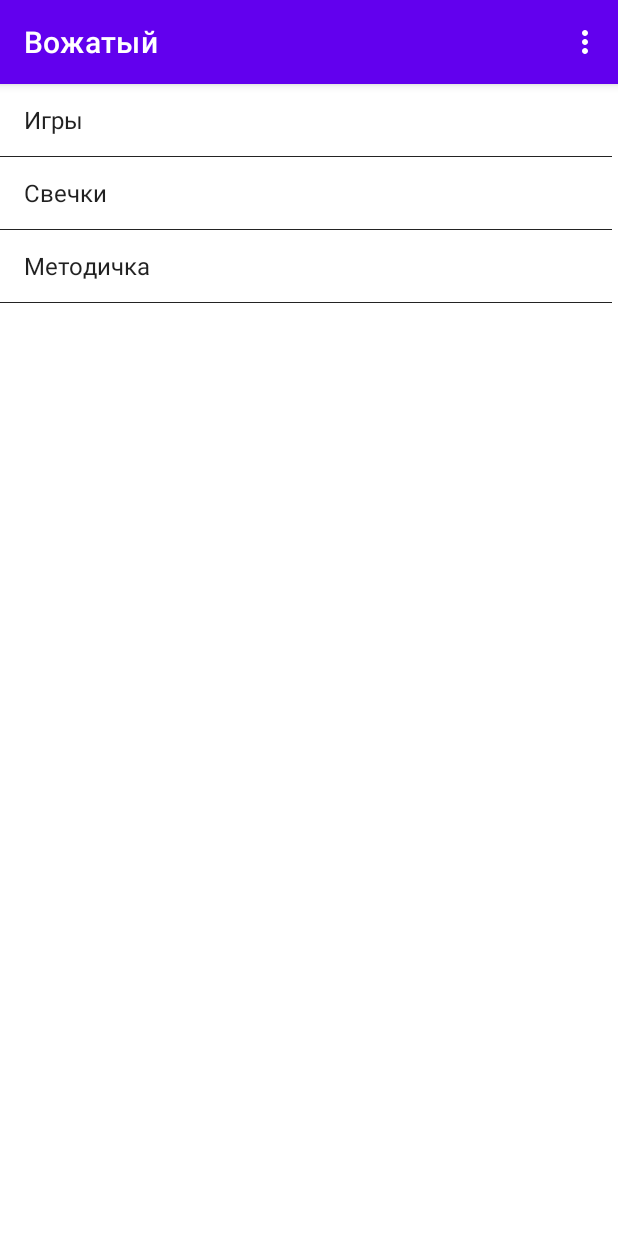
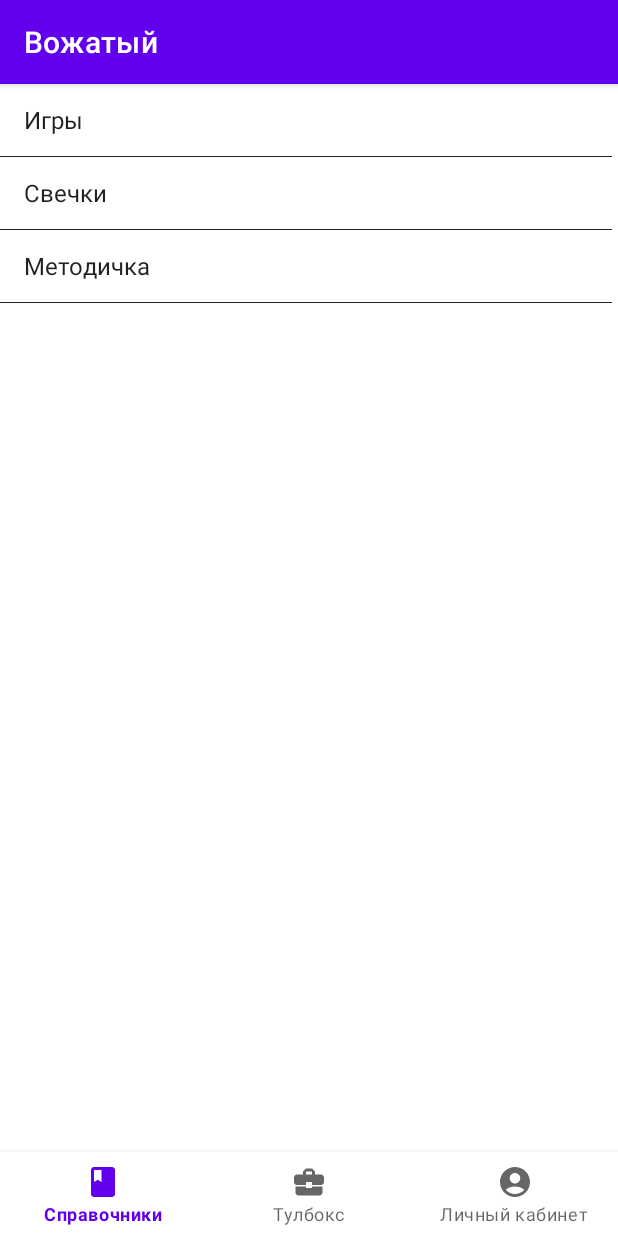
Before and after one commit to ModernMann/Counselor-3, an Android app: the screen it shows after launch (MainActivity), on a phone screen of 412 x 824 dp. Run offline under Robolectric (Android 15) with nearby library versions, the phone set to English and light mode, and no system bars.

Commit message:
Update DB and Frame

```diff
--- a/app/src/main/java/com/example/imtrying/ActivityAddGames.java
+++ b/app/src/main/java/com/example/imtrying/ActivityAddGames.java
@@ -1,8 +1,12 @@
 package com.example.imtrying;
 
+import androidx.annotation.NonNull;
 import androidx.appcompat.app.AppCompatActivity;
 
+import android.content.Intent;
 import android.os.Bundle;
+import android.view.Menu;
+import android.view.MenuItem;
 
 public class ActivityAddGames extends AppCompatActivity {
 
--- a/app/src/main/java/com/example/imtrying/ActivityRegistration.java
+++ b/app/src/main/java/com/example/imtrying/ActivityRegistration.java
@@ -4,6 +4,7 @@ import androidx.appcompat.app.AppCompatActivity;
 
 import android.content.Intent;
 import android.os.Bundle;
+import android.view.Menu;
 import android.view.View;
 import android.widget.Button;
 import android.widget.EditText;
--- a/app/src/main/java/com/example/imtrying/MainActivity.java
+++ b/app/src/main/java/com/example/imtrying/MainActivity.java
@@ -1,23 +1,31 @@
 package com.example.imtrying;
 
+import androidx.annotation.NonNull;
 import androidx.appcompat.app.AppCompatActivity;
 
 import android.content.Intent;
 import android.os.Bundle;
 import android.view.Menu;
+import android.view.MenuItem;
 import android.view.View;
 import android.widget.AdapterView;
 import android.widget.ArrayAdapter;
 import android.widget.ListView;
 
+import com.google.android.material.bottomnavigation.BottomNavigationView;
+
 public class MainActivity extends AppCompatActivity {
     private ListView listMenu;
     private String[] arrayMenu;
     private ArrayAdapter<String> adapter;
+    BottomNavigationView bnv;
     @Override
     protected void onCreate(Bundle savedInstanceState) {
         super.onCreate(savedInstanceState);
         setContentView(R.layout.activity_main);
+
+
+
 
         listMenu = findViewById(R.id.listMenu);
         arrayMenu = getResources().getStringArray(R.array.Menu);
@@ -46,13 +54,32 @@ public class MainActivity extends AppCompatActivity {
         });
 
 
-        //Intent intent = new Intent(this, ActivityGames.class);
-        //startActivity(intent);
-    }
+        //
+        // Нижнее меню навигации и его действия
+        //
+        bnv = findViewById(R.id.bottomNavigationView);
+        bnv.setOnNavigationItemSelectedListener(new BottomNavigationView.OnNavigationItemSelectedListener() {
+            @Override
+            public boolean onNavigationItemSelected(@NonNull MenuItem item) {
+                int id = item.getItemId();
+                Intent intent;
+                switch(id){
+                    case R.id.action_user:
+                        //Добавить активность Юзер
+                        break;
+                    case R.id.action_book:
+                        intent = new Intent(MainActivity.this, MainActivity.class);
+                        startActivity(intent);
+                        break;
+                    case R.id.action_toolbox:
+                        //Добавить активность Тулбоксов
+                        break;
 
-    @Override
-    public boolean onCreateOptionsMenu(Menu menu) {
-        getMenuInflater().inflate(R.menu.menu_main, menu);
-        return super.onCreateOptionsMenu(menu);
+                }
+                return true;
+            }
+        });
+        //
+        //------------------------------------------------------------------------------
     }
 }
--- /dev/null
+++ b/app/src/main/res/drawable/baseline_account_circle_24.xml
@@ -0,0 +1,5 @@
+<vector android:height="24dp" android:tint="#FFFFFF"
+    android:viewportHeight="24" android:viewportWidth="24"
+    android:width="24dp" xmlns:android="http://schemas.android.com/apk/res/android">
+    <path android:fillColor="@android:color/white" android:pathData="M12,2C6.48,2 2,6.48 2,12s4.48,10 10,10s10,-4.48 10,-10S17.52,2 12,2zM12,6c1.93,0 3.5,1.57 3.5,3.5S13.93,13 12,13s-3.5,-1.57 -3.5,-3.5S10.07,6 12,6zM12,20c-2.03,0 -4.43,-0.82 -6.14,-2.88C7.55,15.8 9.68,15 12,15s4.45,0.8 6.14,2.12C16.43,19.18 14.03,20 12,20z"/>
+</vector>
--- /dev/null
+++ b/app/src/main/res/drawable/baseline_book_24.xml
@@ -0,0 +1,5 @@
+<vector android:height="24dp" android:tint="#FFFFFF"
+    android:viewportHeight="24" android:viewportWidth="24"
+    android:width="24dp" xmlns:android="http://schemas.android.com/apk/res/android">
+    <path android:fillColor="@android:color/white" android:pathData="M18,2H6c-1.1,0 -2,0.9 -2,2v16c0,1.1 0.9,2 2,2h12c1.1,0 2,-0.9 2,-2V4c0,-1.1 -0.9,-2 -2,-2zM6,4h5v8l-2.5,-1.5L6,12V4z"/>
+</vector>
--- /dev/null
+++ b/app/src/main/res/drawable/baseline_business_center_24.xml
@@ -0,0 +1,5 @@
+<vector android:height="24dp" android:tint="#FFFFFF"
+    android:viewportHeight="24" android:viewportWidth="24"
+    android:width="24dp" xmlns:android="http://schemas.android.com/apk/res/android">
+    <path android:fillColor="@android:color/white" android:pathData="M10,16v-1L3.01,15L3,19c0,1.11 0.89,2 2,2h14c1.11,0 2,-0.89 2,-2v-4h-7v1h-4zM20,7h-4.01L15.99,5l-2,-2h-4l-2,2v2L4,7c-1.1,0 -2,0.9 -2,2v3c0,1.11 0.89,2 2,2h6v-2h4v2h6c1.1,0 2,-0.9 2,-2L22,9c0,-1.1 -0.9,-2 -2,-2zM14,7h-4L10,5h4v2z"/>
+</vector>
--- a/app/src/main/res/layout/activity_main.xml
+++ b/app/src/main/res/layout/activity_main.xml
@@ -13,8 +13,19 @@
         android:layout_height="0dp"
         android:cacheColorHint="#FFFFFF"
         android:scrollbarStyle="outsideInset"
+        app:layout_constraintBottom_toTopOf="@+id/bottomNavigationView"
+        app:layout_constraintEnd_toEndOf="parent"
+        app:layout_constraintStart_toStartOf="parent"
+        app:layout_constraintTop_toTopOf="parent">
+
+    </ListView>
+
+    <com.google.android.material.bottomnavigation.BottomNavigationView
+        android:id="@+id/bottomNavigationView"
+        android:layout_width="0dp"
+        android:layout_height="wrap_content"
         app:layout_constraintBottom_toBottomOf="parent"
         app:layout_constraintEnd_toEndOf="parent"
         app:layout_constraintStart_toStartOf="parent"
-        app:layout_constraintTop_toTopOf="parent" />
+        app:menu="@menu/bottom_nav_menu"/>
 </androidx.constraintlayout.widget.ConstraintLayout>
--- /dev/null
+++ b/app/src/main/res/menu/bottom_nav_menu.xml
@@ -0,0 +1,21 @@
+<?xml version="1.0" encoding="utf-8"?>
+<menu xmlns:android="http://schemas.android.com/apk/res/android">
+    <item
+        android:id="@+id/action_book"
+        android:orderInCategory="1"
+        android:title="@string/action_book"
+        android:icon="@drawable/baseline_book_24"
+        />
+    <item
+        android:id="@+id/action_toolbox"
+        android:orderInCategory="12"
+        android:title="@string/action_toolbox"
+        android:icon="@drawable/baseline_business_center_24"
+        />
+    <item
+        android:id="@+id/action_user"
+        android:orderInCategory="13"
+        android:title="@string/action_user"
+        android:icon="@drawable/baseline_account_circle_24"
+        />
+</menu>
--- a/app/src/main/res/menu/menu_main.xml
+++ /dev/null
@@ -1,23 +0,0 @@
-<?xml version="1.0" encoding="utf-8"?>
-<menu xmlns:android="http://schemas.android.com/apk/res/android"
-    xmlns:app="http://schemas.android.com/apk/res-auto">
-
-    <item
-        android:id="@+id/action_book"
-        android:orderInCategory="100"
-        app:showAsAction="never"
-        android:title="@string/action_book"
-        />
-    <item
-        android:id="@+id/action_toolbox"
-        android:orderInCategory="100"
-        app:showAsAction="never"
-        android:title="@string/action_toolbox"
-        />
-    <item
-        android:id="@+id/action_about"
-        android:orderInCategory="100"
-        app:showAsAction="never"
-        android:title="@string/action_about"
-        />
-</menu>
--- a/app/src/main/res/values/strings.xml
+++ b/app/src/main/res/values/strings.xml
@@ -2,5 +2,5 @@
     <string name="app_name">ImTrying</string>
     <string name="action_book">Справочники</string>
     <string name="action_toolbox">Тулбокс</string>
-    <string name="action_about">О приложении</string>
+    <string name="action_user">Личный кабинет</string>
 </resources>
```
Also changed, not shown: app/src/main/java/com/example/imtrying/ActivityGames.java (+40 -0 lines), app/src/main/res/layout/activity_games.xml (+10 -3 lines), app/src/main/res/values/style.xml (added, +9 -0 lines).
